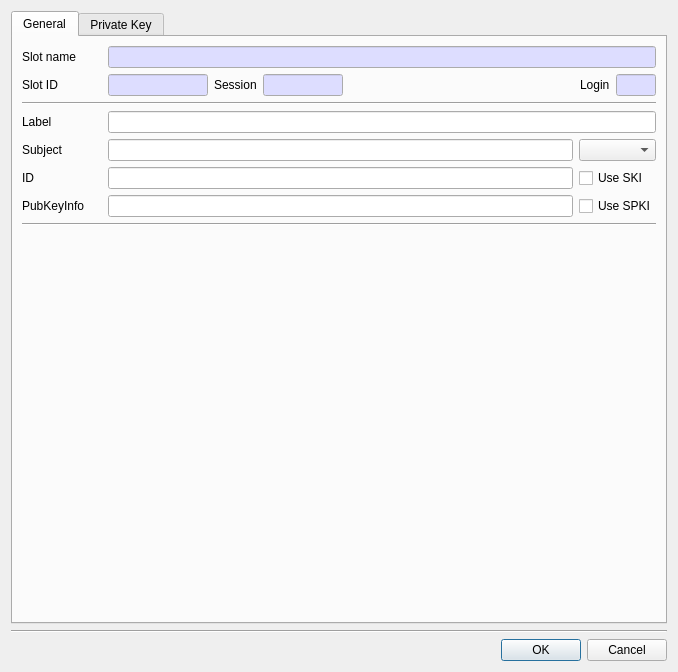
Above: CryptokiMan/create_rsa_pri_key_dlg.ui from jykim74/CryptokiMan before the change. Below: the same form after it.
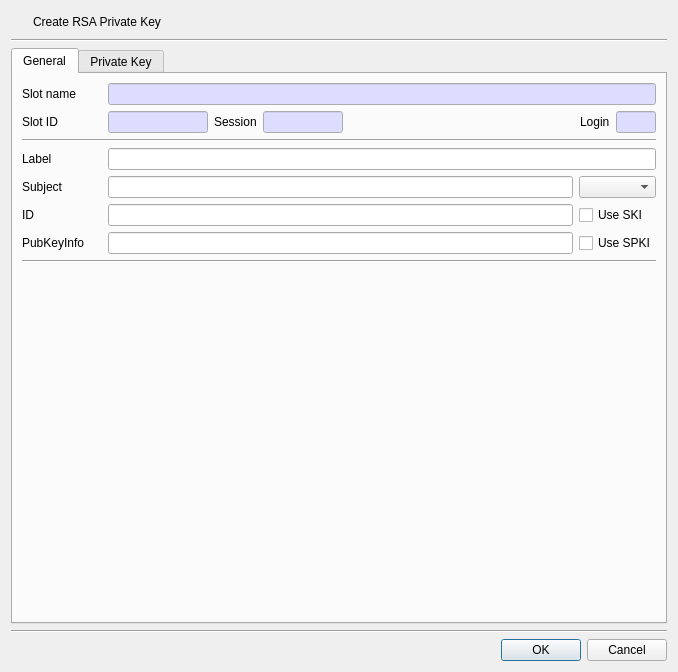
That is the form after the change. Icons and pictures are not drawn.

```diff
--- a/CryptokiMan/create_rsa_pri_key_dlg.ui
+++ b/CryptokiMan/create_rsa_pri_key_dlg.ui
@@ -14,6 +14,50 @@
    <string>Create RSA private key</string>
   </property>
   <layout class="QVBoxLayout" name="verticalLayout">
+   <item>
+    <layout class="QGridLayout" name="gridLayout_7">
+     <item row="0" column="0">
+      <widget class="QPushButton" name="pushButton">
+       <property name="minimumSize">
+        <size>
+         <width>16</width>
+         <height>0</height>
+        </size>
+       </property>
+       <property name="maximumSize">
+        <size>
+         <width>16</width>
+         <height>16777215</height>
+        </size>
+       </property>
+       <property name="text">
+        <string/>
+       </property>
+       <property name="icon">
+        <iconset resource="cryptokiman.qrc">
+         <normaloff>:/images/rsa_pr.png</normaloff>:/images/rsa_pr.png</iconset>
+       </property>
+       <property name="flat">
+        <bool>true</bool>
+       </property>
+      </widget>
+     </item>
+     <item row="0" column="1">
+      <widget class="QLabel" name="label_2">
+       <property name="text">
+        <string>Create RSA Private Key</string>
+       </property>
+      </widget>
+     </item>
+    </layout>
+   </item>
+   <item>
+    <widget class="Line" name="line_6">
+     <property name="orientation">
+      <enum>Qt::Horizontal</enum>
+     </property>
+    </widget>
+   </item>
    <item>
     <widget class="QTabWidget" name="tabWidget">
      <property name="currentIndex">
```
Left out of the diff: 4 changed lines with no effect on the pictures.
